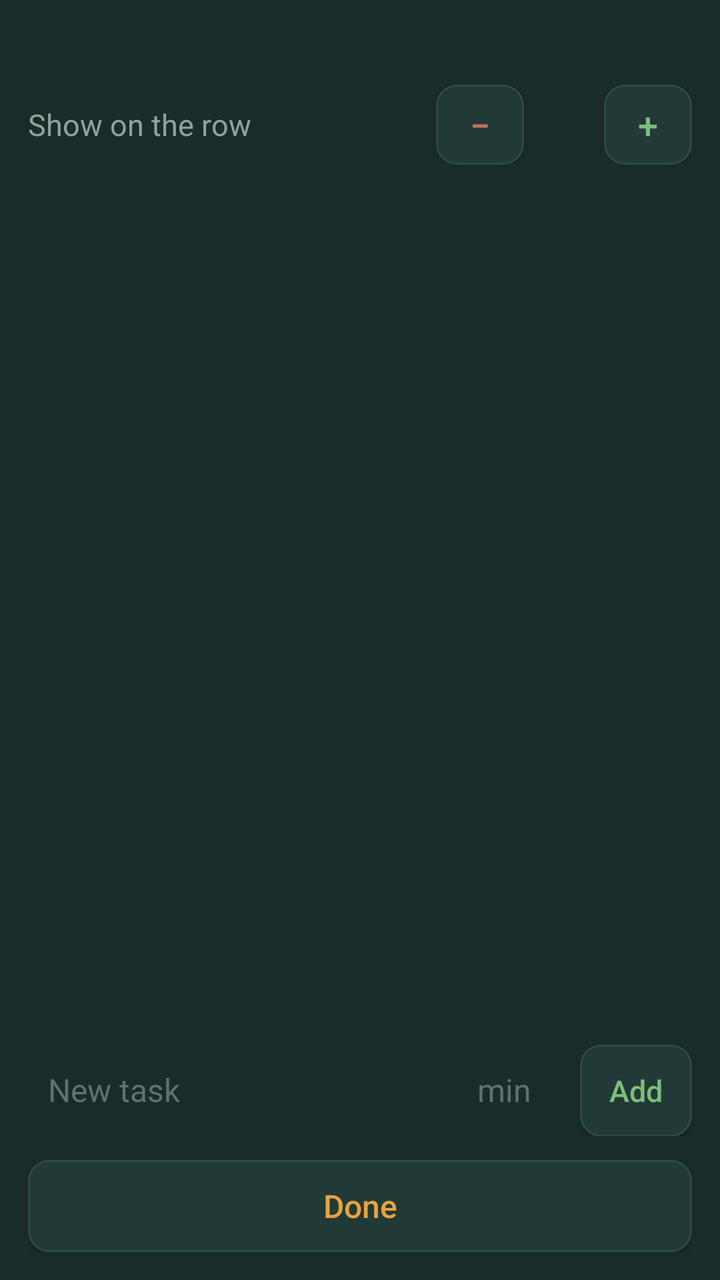
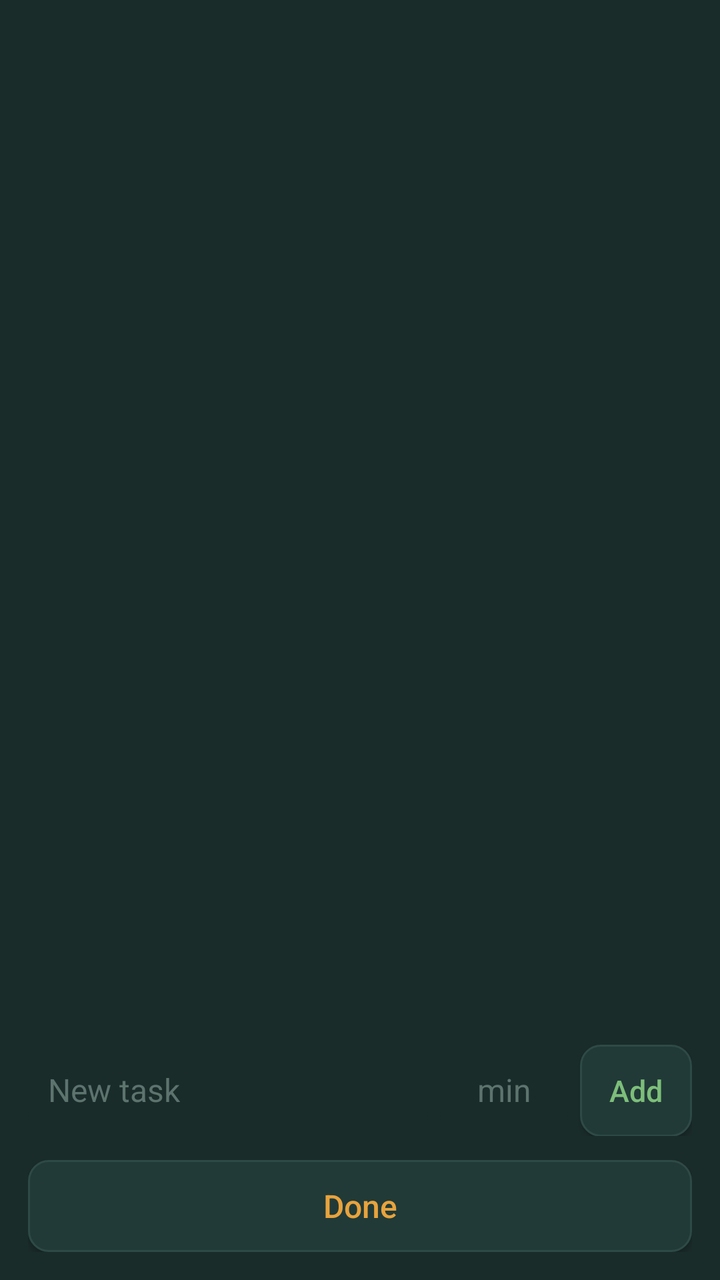

Before-and-after screenshots of an Android layout around one commit, followed by the original layout XML and the change that was made.
<!-- AndroidManifest.xml: application theme Theme.FocusLedger -->
<!-- res/layout/dialog_tasks.xml -->
<?xml version="1.0" encoding="utf-8"?>
<LinearLayout xmlns:android="http://schemas.android.com/apk/res/android"
    android:layout_width="match_parent"
    android:layout_height="wrap_content"
    android:orientation="vertical"
    android:background="#1A2C2A"
    android:padding="14dp">

    <TextView
        android:id="@+id/tasksTitle"
        android:layout_width="match_parent"
        android:layout_height="wrap_content"
        android:textColor="#E8A33D"
        android:textSize="18sp"
        android:textStyle="bold"
        android:layout_marginBottom="4dp" />

    
    <LinearLayout
        android:layout_width="match_parent"
        android:layout_height="wrap_content"
        android:orientation="horizontal"
        android:gravity="center_vertical"
        android:layout_marginBottom="10dp">

        <TextView
            android:layout_width="0dp"
            android:layout_weight="1"
            android:layout_height="wrap_content"
            android:text="Show on the row"
            android:textColor="#8FA39E"
            android:textSize="15sp" />

        <Button
            android:id="@+id/tasksShowMinus"
            android:layout_width="44dp"
            android:layout_height="40dp"
            android:text="\u2212"
            android:textAllCaps="false"
            android:textColor="#C97064"
            android:textSize="18sp"
            android:padding="0dp"
            android:background="@drawable/bg_button_small" />

        <TextView
            android:id="@+id/tasksShowCount"
            android:layout_width="40dp"
            android:layout_height="wrap_content"
            android:gravity="center"
            android:textColor="#F1EDE3"
            android:fontFamily="monospace"
            android:textSize="18sp" />

        <Button
            android:id="@+id/tasksShowPlus"
            android:layout_width="44dp"
            android:layout_height="40dp"
            android:text="+"
            android:textAllCaps="false"
            android:textColor="#7DBE7A"
            android:textSize="18sp"
            android:padding="0dp"
            android:background="@drawable/bg_button_small" />
    </LinearLayout>

    <ScrollView
        android:layout_width="match_parent"
        android:layout_height="0dp"
        android:layout_weight="1"
        android:minHeight="120dp">

        <LinearLayout
            android:id="@+id/tasksList"
            android:layout_width="match_parent"
            android:layout_height="wrap_content"
            android:orientation="vertical" />
    </ScrollView>

    
    <LinearLayout
        android:layout_width="match_parent"
        android:layout_height="wrap_content"
        android:orientation="horizontal"
        android:layout_marginTop="10dp">

        <EditText
            android:id="@+id/taskNewText"
            android:layout_width="0dp"
            android:layout_weight="1"
            android:layout_height="46dp"
            android:hint="New task"
            android:textColor="#F1EDE3"
            android:textColorHint="#5C736E"
            android:textSize="16sp"
            android:paddingStart="10dp"
            android:paddingEnd="10dp"
            android:singleLine="true"
            android:importantForAutofill="no"
            android:background="@drawable/bg_row_track" />

        <EditText
            android:id="@+id/taskNewEstimate"
            android:layout_width="64dp"
            android:layout_height="46dp"
            android:layout_marginStart="6dp"
            android:hint="min"
            android:gravity="center"
            android:inputType="number"
            android:textColor="#F1EDE3"
            android:textColorHint="#5C736E"
            android:textSize="16sp"
            android:importantForAutofill="no"
            android:background="@drawable/bg_row_track" />

        <Button
            android:id="@+id/taskAdd"
            android:layout_width="56dp"
            android:layout_height="46dp"
            android:layout_marginStart="6dp"
            android:text="Add"
            android:textAllCaps="false"
            android:textColor="#7DBE7A"
            android:textSize="15sp"
            android:padding="0dp"
            android:background="@drawable/bg_button_small" />
    </LinearLayout>

    <Button
        android:id="@+id/tasksDone"
        android:layout_width="match_parent"
        android:layout_height="46dp"
        android:layout_marginTop="12dp"
        android:text="Done"
        android:textAllCaps="false"
        android:textColor="#E8A33D"
        android:textSize="16sp"
        android:background="@drawable/bg_button_small" />

</LinearLayout>
<!-- resources referenced by this layout -->
<resources>
  <!-- drawable bg_button_small (drawable) -->
  <?xml version="1.0" encoding="utf-8"?>
  <shape xmlns:android="http://schemas.android.com/apk/res/android" android:shape="rectangle">
      <solid android:color="#213A37" />
      <corners android:radius="10dp" />
      <stroke android:width="1dp" android:color="#2E4A46" />
  </shape>
  <!-- drawable bg_row_track (drawable) -->
  <?xml version="1.0" encoding="utf-8"?>
  <shape xmlns:android="http://schemas.android.com/apk/res/android" android:shape="rectangle">
      <solid android:color="#1A2C2A" />
      <corners android:radius="12dp" />
  </shape>
  <style name="Theme.FocusLedger" parent="Theme.AppCompat.DayNight.NoActionBar">
          <item name="colorPrimary">#E8A33D</item>
          <item name="colorPrimaryDark">#12201F</item>
          <item name="colorAccent">#6FAFC4</item>
          <item name="android:windowBackground">#12201F</item>
      </style>
</resources>

<!-- the commit's change to res/layout/dialog_tasks.xml (unified diff, before → after) -->
@@ -14,54 +14,6 @@
         android:textSize="18sp"
         android:textStyle="bold"
         android:layout_marginBottom="4dp" />
-
-    
-    <LinearLayout
-        android:layout_width="match_parent"
-        android:layout_height="wrap_content"
-        android:orientation="horizontal"
-        android:gravity="center_vertical"
-        android:layout_marginBottom="10dp">
-
-        <TextView
-            android:layout_width="0dp"
-            android:layout_weight="1"
-            android:layout_height="wrap_content"
-            android:text="Show on the row"
-            android:textColor="#8FA39E"
-            android:textSize="15sp" />
-
-        <Button
-            android:id="@+id/tasksShowMinus"
-            android:layout_width="44dp"
-            android:layout_height="40dp"
-            android:text="\u2212"
-            android:textAllCaps="false"
-            android:textColor="#C97064"
-            android:textSize="18sp"
-            android:padding="0dp"
-            android:background="@drawable/bg_button_small" />
-
-        <TextView
-            android:id="@+id/tasksShowCount"
-            android:layout_width="40dp"
-            android:layout_height="wrap_content"
-            android:gravity="center"
-            android:textColor="#F1EDE3"
-            android:fontFamily="monospace"
-            android:textSize="18sp" />
-
-        <Button
-            android:id="@+id/tasksShowPlus"
-            android:layout_width="44dp"
-            android:layout_height="40dp"
-            android:text="+"
-            android:textAllCaps="false"
-            android:textColor="#7DBE7A"
-            android:textSize="18sp"
-            android:padding="0dp"
-            android:background="@drawable/bg_button_small" />
-    </LinearLayout>
 
     <ScrollView
         android:layout_width="match_parent"
